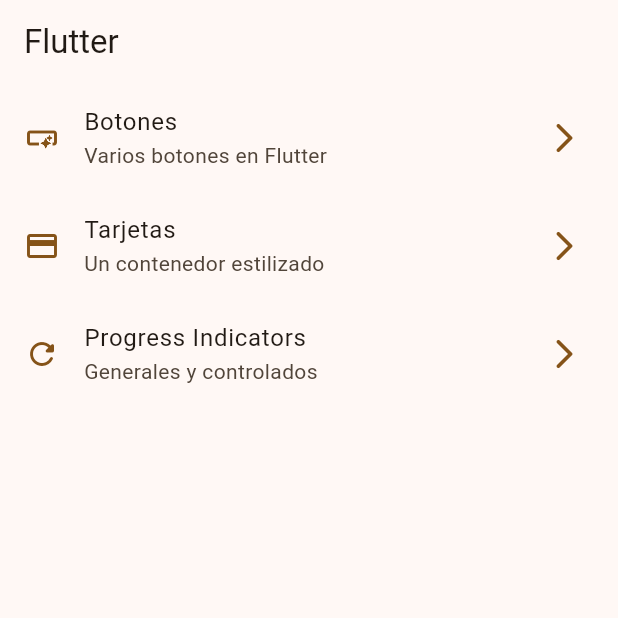
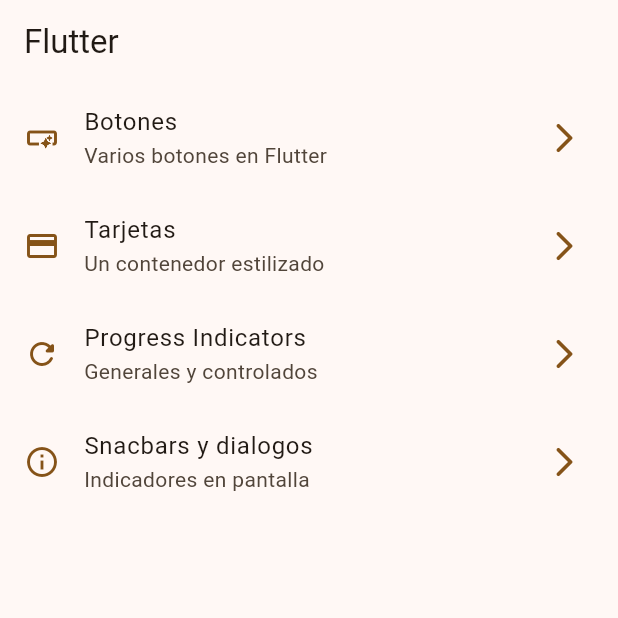
Before and after one commit to WilliamDelCid/Flutter-Initial, a Flutter app: the screen it shows after launch, on a phone screen of 412 x 824 dp, the top half of it. Run offline on Flutter 3.47's test engine with Material 3 defaults, Android fonts, the phone set to English and light mode, and no system bars; our stand-ins replace go_router.

Commit message:
Snackbars y dialogos terminados

```diff
--- a/lib/config/menu/menu_items.dart
+++ b/lib/config/menu/menu_items.dart
@@ -29,5 +29,11 @@ class MenuItems{
       link: '/progress',
       icon: Icons.refresh_rounded
     ),
+      MenuItems(
+      title: 'Snacbars y dialogos',
+      subTitle: 'Indicadores en pantalla',
+      link: '/snacbars',
+      icon: Icons.info_outline
+    ),
 
   ];
--- a/lib/config/router/app_router.dart
+++ b/lib/config/router/app_router.dart
@@ -24,5 +24,10 @@ final appRouter = GoRouter(
       name: ProgressScreen.name,
       builder: (context, state) =>const ProgressScreen(),
     ),
+        GoRoute(
+      path: '/snacbars',
+      name: SnackbarScreen.name,
+      builder: (context, state) =>const SnackbarScreen(),
+    ),
   ],
 );
--- a/lib/main.dart
+++ b/lib/main.dart
@@ -12,6 +12,7 @@ class MainApp extends StatelessWidget {
   @override
   Widget build(BuildContext context) {
     return  MaterialApp.router(
+      title: 'Widgets App',
       routerConfig: appRouter,
       debugShowCheckedModeBanner: false,
       theme: AppTheme(selectedColor: 5).getTheme(),
```
Also changed, not shown: lib/presentation/screens/snackbar/snackbar_screen.dart (+73 -1 lines).
